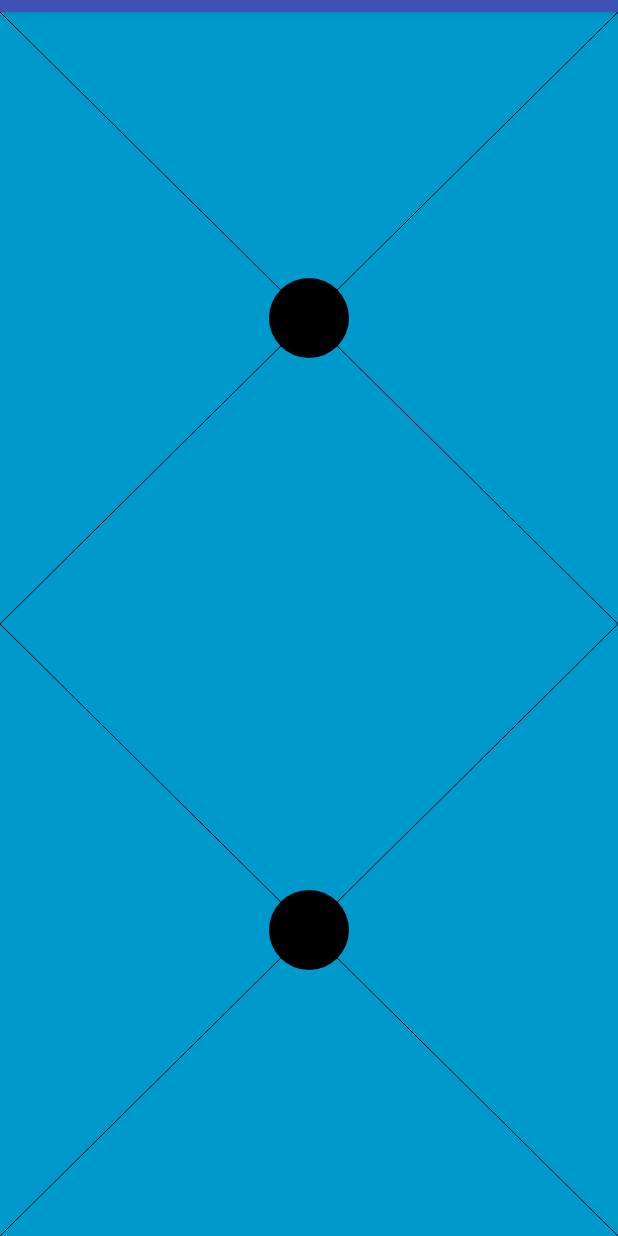
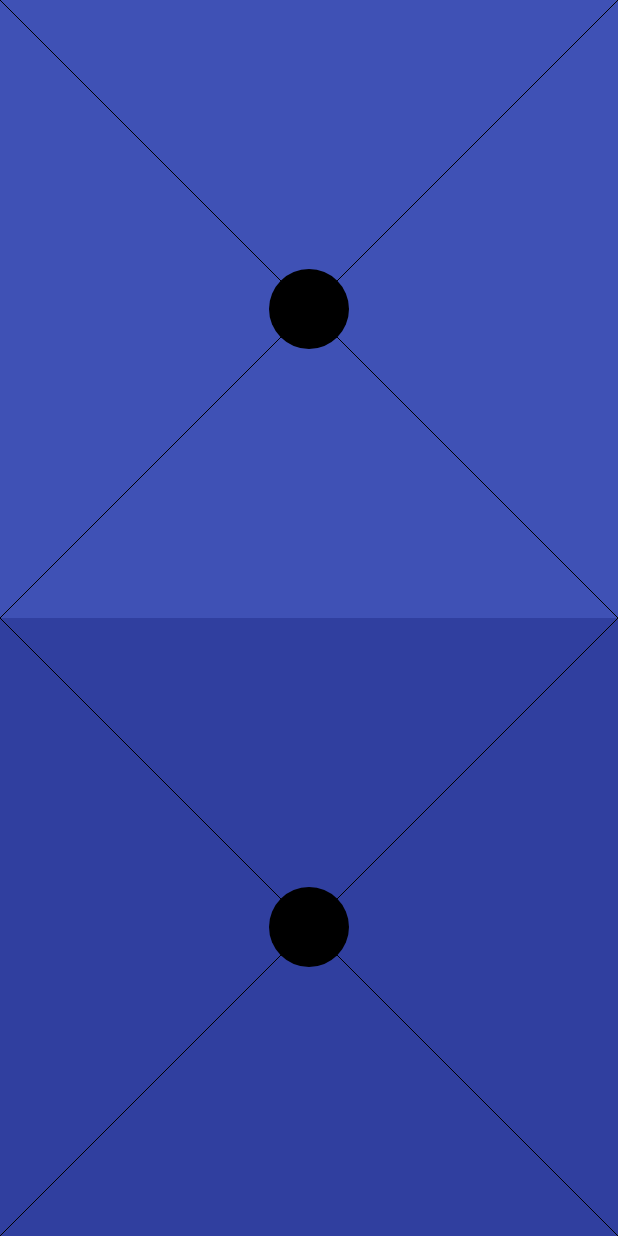
Before and after one commit to UrbanskiDawid/AndroidUSBgamepad2TCP, an Android app: the screen it shows after launch (Tabedctivity), tab 4 chosen, on a phone screen of 412 x 824 dp. Run offline under Robolectric (Android 15) with nearby library versions, the phone set to English and light mode, and no system bars; pictures from the network do not load.

Commit message:
virtual-game-pad goes full screen!

```diff
--- a/app/src/main/res/layout/activity_game_pad_virtual.xml
+++ b/app/src/main/res/layout/activity_game_pad_virtual.xml
@@ -1,21 +1,22 @@
-<FrameLayout xmlns:android="http://schemas.android.com/apk/res/android"
-    xmlns:tools="http://schemas.android.com/tools"
-    android:layout_width="match_parent"
-    android:layout_height="match_parent"
-    android:background="#0099cc"
-    tools:context=".VirtualGamePad.VirtualGamePadFragment">
+<LinearLayout
+    xmlns:android="http://schemas.android.com/apk/res/android"
+    android:background="#e240ff"
+    android:orientation="vertical"
+    android:layout_width="wrap_content"
+    android:layout_height="wrap_content">
 
-    <LinearLayout android:orientation="vertical" android:layout_height="fill_parent" android:layout_width="fill_parent">
+    <pl.dawidurbanski.tcpgamepad.VirtualGamePad.VirtualGamePadKnobView
+        android:id="@+id/fullscreen_contentL"
+        android:background="@color/colorPrimary"
+        android:layout_weight="1"
+        android:layout_height="match_parent"
+        android:layout_width="match_parent"/>
 
-            <pl.dawidurbanski.tcpgamepad.VirtualGamePad.VirtualGamePadKnobView
-                android:id="@+id/fullscreen_contentL"
-                android:layout_weight="1" android:layout_height="fill_parent" android:layout_width="fill_parent"/>
+    <pl.dawidurbanski.tcpgamepad.VirtualGamePad.VirtualGamePadKnobView
+        android:id="@+id/fullscreen_contentR"
+        android:background="@color/colorPrimaryDark"
+        android:layout_weight="1"
+        android:layout_height="match_parent"
+        android:layout_width="match_parent"/>
 
-            <pl.dawidurbanski.tcpgamepad.VirtualGamePad.VirtualGamePadKnobView
-                android:id="@+id/fullscreen_contentR"
-                android:layout_weight="1" android:layout_height="fill_parent" android:layout_width="fill_parent"/>
-
-    </LinearLayout>
-
-
-</FrameLayout>
+</LinearLayout>
--- a/app/src/main/res/layout/activity_tabedctivity.xml
+++ b/app/src/main/res/layout/activity_tabedctivity.xml
@@ -1,5 +1,6 @@
 <?xml version="1.0" encoding="utf-8"?>
-<android.support.design.widget.CoordinatorLayout xmlns:android="http://schemas.android.com/apk/res/android"
+<android.support.design.widget.CoordinatorLayout
+    xmlns:android="http://schemas.android.com/apk/res/android"
     xmlns:app="http://schemas.android.com/apk/res-auto"
     xmlns:tools="http://schemas.android.com/tools"
     android:id="@+id/main_content"
@@ -8,19 +9,20 @@
     android:fitsSystemWindows="true"
     tools:context="pl.dawidurbanski.tcpgamepad.Tabedctivity">
 
-    <android.support.design.widget.AppBarLayout
+    <LinearLayout
         android:id="@+id/appbar"
         android:layout_width="match_parent"
         android:layout_height="wrap_content"
-        android:paddingTop="@dimen/appbar_padding_top"
+        android:orientation="vertical"
+        android:background="@color/black_overlay"
         android:theme="@style/AppTheme.AppBarOverlay">
 
         <android.support.v7.widget.Toolbar
             android:id="@+id/toolbar"
             android:layout_width="match_parent"
             android:layout_height="?attr/actionBarSize"
-            android:background="?attr/colorPrimary"
             app:layout_scrollFlags="scroll|enterAlways"
+            android:background="@color/colorPrimaryDark"
             app:popupTheme="@style/AppTheme.PopupOverlay">
             <TextView
                 android:layout_width="wrap_content"
@@ -40,16 +42,16 @@
 
         <android.support.design.widget.TabLayout
             android:id="@+id/tabs"
+            android:background="@color/colorPrimaryDark"
             android:layout_width="match_parent"
             android:layout_height="wrap_content" />
 
-    </android.support.design.widget.AppBarLayout>
-
-    <pl.dawidurbanski.tcpgamepad.CustomViewPager
-        android:id="@+id/container"
-        android:layout_width="match_parent"
-        android:layout_height="match_parent"
-        app:layout_behavior="@string/appbar_scrolling_view_behavior" />
+        <pl.dawidurbanski.tcpgamepad.CustomViewPager
+            android:id="@+id/container"
+            android:layout_width="match_parent"
+            android:layout_height="match_parent"
+            app:layout_behavior="@string/appbar_scrolling_view_behavior" />
+    </LinearLayout>
 
     <android.support.design.widget.FloatingActionButton
         android:id="@+id/fab"
```
